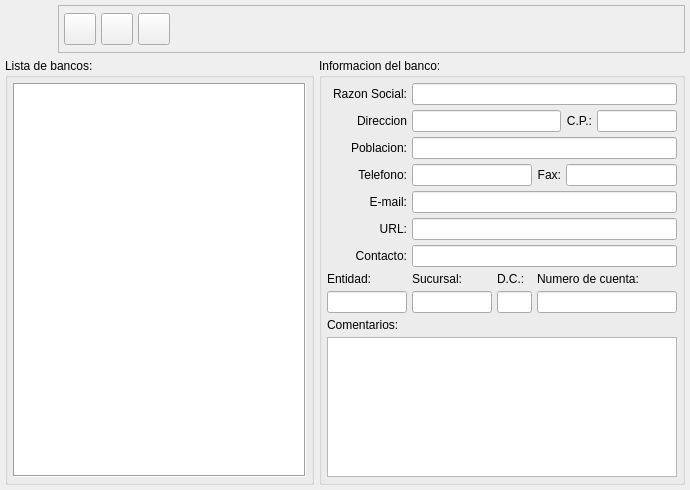
eboladev/Bulmages-1, file bulmages/bulmafact/plugins/pluginbf_banco/bancobase.ui: the form before one commit.
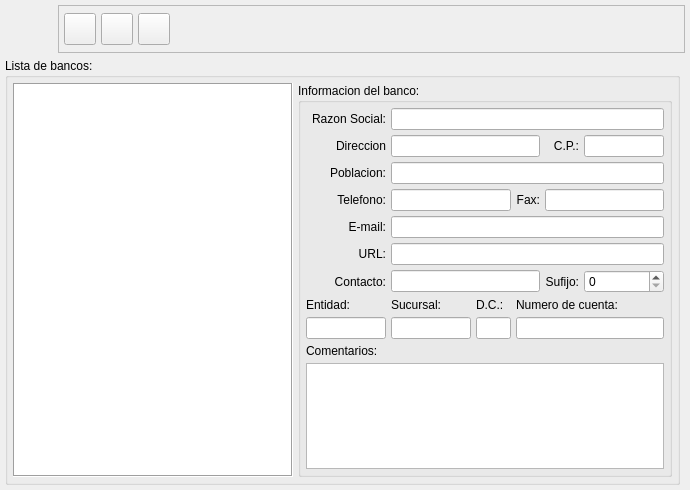
The form after the commit. Icons and pictures are not drawn.

```diff
--- a/bulmages/bulmafact/plugins/pluginbf_banco/bancobase.ui
+++ b/bulmages/bulmafact/plugins/pluginbf_banco/bancobase.ui
@@ -24,340 +24,12 @@
    <property name="spacing" >
     <number>5</number>
    </property>
-   <item row="1" column="1" >
-    <widget class="QGroupBox" name="groupBox1" >
-     <property name="sizePolicy" >
-      <sizepolicy vsizetype="Expanding" hsizetype="Expanding" >
-       <horstretch>0</horstretch>
-       <verstretch>0</verstretch>
-      </sizepolicy>
-     </property>
-     <property name="title" >
-      <string>Informacion del banco:</string>
-     </property>
-     <layout class="QGridLayout" >
-      <property name="margin" >
-       <number>5</number>
-      </property>
-      <property name="spacing" >
-       <number>5</number>
-      </property>
-      <item row="7" column="2" >
-       <widget class="QLabel" name="label_20" >
-        <property name="text" >
-         <string>D.C.:</string>
-        </property>
-        <property name="buddy" >
-         <cstring>mui_dcbanco</cstring>
-        </property>
-       </widget>
-      </item>
-      <item row="7" column="3" colspan="3" >
-       <widget class="QLabel" name="label_21" >
-        <property name="text" >
-         <string>Numero de cuenta:</string>
-        </property>
-        <property name="buddy" >
-         <cstring>mui_numcuentabanco</cstring>
-        </property>
-       </widget>
-      </item>
-      <item row="0" column="1" colspan="5" >
-       <widget class="QLineEdit" name="mui_nombanco" >
-        <property name="maxLength" >
-         <number>50</number>
-        </property>
-       </widget>
-      </item>
-      <item row="1" column="5" >
-       <widget class="QLineEdit" name="mui_cpbanco" >
-        <property name="sizePolicy" >
-         <sizepolicy vsizetype="Fixed" hsizetype="Preferred" >
-          <horstretch>0</horstretch>
-          <verstretch>0</verstretch>
-         </sizepolicy>
-        </property>
-        <property name="maximumSize" >
-         <size>
-          <width>80</width>
-          <height>16777215</height>
-         </size>
-        </property>
-        <property name="maxLength" >
-         <number>20</number>
-        </property>
-       </widget>
-      </item>
-      <item row="3" column="3" >
-       <widget class="QLabel" name="label_14" >
-        <property name="text" >
-         <string>Fax:</string>
-        </property>
-        <property name="alignment" >
-         <set>Qt::AlignRight|Qt::AlignTrailing|Qt::AlignVCenter</set>
-        </property>
-        <property name="buddy" >
-         <cstring>mui_faxbanco</cstring>
-        </property>
-       </widget>
-      </item>
-      <item row="3" column="4" colspan="2" >
-       <widget class="QLineEdit" name="mui_faxbanco" >
-        <property name="enabled" >
-         <bool>true</bool>
-        </property>
-        <property name="maxLength" >
-         <number>20</number>
-        </property>
-       </widget>
-      </item>
-      <item row="8" column="3" colspan="3" >
-       <widget class="QLineEdit" name="mui_numcuentabanco" >
-        <property name="maxLength" >
-         <number>10</number>
-        </property>
-       </widget>
-      </item>
-      <item row="8" column="2" >
-       <widget class="QLineEdit" name="mui_dcbanco" >
-        <property name="maximumSize" >
-         <size>
-          <width>35</width>
-          <height>16777215</height>
-         </size>
-        </property>
-        <property name="maxLength" >
-         <number>2</number>
-        </property>
-       </widget>
-      </item>
-      <item row="8" column="1" >
-       <widget class="QLineEdit" name="mui_codagenciabanco" >
-        <property name="maximumSize" >
-         <size>
-          <width>80</width>
-          <height>16777215</height>
-         </size>
-        </property>
-        <property name="maxLength" >
-         <number>4</number>
-        </property>
-       </widget>
-      </item>
-      <item row="8" column="0" >
-       <widget class="QLineEdit" name="mui_codentidadbanco" >
-        <property name="maximumSize" >
-         <size>
-          <width>80</width>
-          <height>16777215</height>
-         </size>
-        </property>
-        <property name="maxLength" >
-         <number>4</number>
-        </property>
-       </widget>
-      </item>
-      <item row="10" column="0" colspan="6" >
-       <widget class="QTextEdit" name="mui_comentbanco" >
-        <property name="html" >
-         <string>&lt;!DOCTYPE HTML PUBLIC "-//W3C//DTD HTML 4.0//EN" "http://www.w3.org/TR/REC-html40/strict.dtd">
-&lt;html>&lt;head>&lt;meta name="qrichtext" content="1" />&lt;style type="text/css">
-p, li { white-space: pre-wrap; }
-&lt;/style>&lt;/head>&lt;body style=" font-family:'DejaVu Sans'; font-size:9pt; font-weight:400; font-style:normal;">
-&lt;p style="-qt-paragraph-type:empty; margin-top:0px; margin-bottom:0px; margin-left:0px; margin-right:0px; -qt-block-indent:0; text-indent:0px; font-family:'Sans Serif';">&lt;/p>&lt;/body>&lt;/html></string>
-        </property>
-       </widget>
-      </item>
-      <item row="0" column="0" >
-       <widget class="QLabel" name="label_1" >
-        <property name="text" >
-         <string>Razon Social:</string>
-        </property>
-        <property name="alignment" >
-         <set>Qt::AlignRight|Qt::AlignTrailing|Qt::AlignVCenter</set>
-        </property>
-        <property name="buddy" >
-         <cstring>mui_nombanco</cstring>
-        </property>
-       </widget>
-      </item>
-      <item row="1" column="1" colspan="3" >
-       <widget class="QLineEdit" name="mui_dirbanco" >
-        <property name="maxLength" >
-         <number>150</number>
-        </property>
-       </widget>
-      </item>
-      <item row="2" column="1" colspan="5" >
-       <widget class="QLineEdit" name="mui_poblbanco" >
-        <property name="enabled" >
-         <bool>true</bool>
-        </property>
-        <property name="maxLength" >
-         <number>50</number>
-        </property>
-       </widget>
-      </item>
-      <item row="3" column="1" colspan="2" >
-       <widget class="QLineEdit" name="mui_telbanco" >
-        <property name="enabled" >
-         <bool>true</bool>
-        </property>
-        <property name="maxLength" >
-         <number>20</number>
-        </property>
-       </widget>
-      </item>
-      <item row="4" column="1" colspan="5" >
-       <widget class="QLineEdit" name="mui_emailbanco" >
-        <property name="enabled" >
-         <bool>true</bool>
-        </property>
-        <property name="maxLength" >
-         <number>100</number>
-        </property>
-       </widget>
-      </item>
-      <item row="5" column="1" colspan="5" >
-       <widget class="QLineEdit" name="mui_webbanco" >
-        <property name="maxLength" >
-         <number>100</number>
-        </property>
-       </widget>
-      </item>
-      <item row="6" column="1" colspan="5" >
-       <widget class="QLineEdit" name="mui_contactobanco" />
-      </item>
-      <item row="6" column="0" >
-       <widget class="QLabel" name="label_17" >
-        <property name="text" >
-         <string>Contacto:</string>
-        </property>
-        <property name="alignment" >
-         <set>Qt::AlignRight|Qt::AlignTrailing|Qt::AlignVCenter</set>
-        </property>
-        <property name="buddy" >
-         <cstring>mui_contactobanco</cstring>
-        </property>
-       </widget>
-      </item>
-      <item row="5" column="0" >
-       <widget class="QLabel" name="label_16" >
-        <property name="text" >
-         <string>URL:</string>
-        </property>
-        <property name="alignment" >
-         <set>Qt::AlignRight|Qt::AlignTrailing|Qt::AlignVCenter</set>
-        </property>
-        <property name="buddy" >
-         <cstring>mui_webbanco</cstring>
-        </property>
-       </widget>
-      </item>
-      <item row="4" column="0" >
-       <widget class="QLabel" name="label_15" >
-        <property name="text" >
-         <string>E-mail:</string>
-        </property>
-        <property name="alignment" >
-         <set>Qt::AlignRight|Qt::AlignTrailing|Qt::AlignVCenter</set>
-        </property>
-        <property name="buddy" >
-         <cstring>mui_emailbanco</cstring>
-        </property>
-       </widget>
-      </item>
-      <item row="3" column="0" >
-       <widget class="QLabel" name="label_13" >
-        <property name="text" >
-         <string>Telefono:</string>
-        </property>
-        <property name="alignment" >
-         <set>Qt::AlignRight|Qt::AlignTrailing|Qt::AlignVCenter</set>
-        </property>
-        <property name="buddy" >
-         <cstring>mui_telbanco</cstring>
-        </property>
-       </widget>
-      </item>
-      <item row="2" column="0" >
-       <widget class="QLabel" name="label_12" >
-        <property name="text" >
-         <string>Poblacion:</string>
-        </property>
-        <property name="alignment" >
-         <set>Qt::AlignRight|Qt::AlignTrailing|Qt::AlignVCenter</set>
-        </property>
-        <property name="buddy" >
-         <cstring>mui_poblbanco</cstring>
-        </property>
-       </widget>
-      </item>
-      <item row="1" column="0" >
-       <widget class="QLabel" name="label_11" >
-        <property name="text" >
-         <string>Direccion</string>
-        </property>
-        <property name="alignment" >
-         <set>Qt::AlignRight|Qt::AlignTrailing|Qt::AlignVCenter</set>
-        </property>
-        <property name="buddy" >
-         <cstring>mui_dirbanco</cstring>
-        </property>
-       </widget>
-      </item>
-      <item row="9" column="0" colspan="6" >
-       <widget class="QLabel" name="label_22" >
-        <property name="text" >
-         <string>Comentarios:</string>
-        </property>
-        <property name="buddy" >
-         <cstring>mui_codentidadbanco</cstring>
-        </property>
-       </widget>
-      </item>
-      <item row="7" column="0" >
-       <widget class="QLabel" name="label_18" >
-        <property name="text" >
-         <string>Entidad:</string>
-        </property>
-        <property name="buddy" >
-         <cstring>mui_codentidadbanco</cstring>
-        </property>
-       </widget>
-      </item>
-      <item row="7" column="1" >
-       <widget class="QLabel" name="label_19" >
-        <property name="text" >
-         <string>Sucursal:</string>
-        </property>
-        <property name="buddy" >
-         <cstring>mui_codagenciabanco</cstring>
-        </property>
-       </widget>
-      </item>
-      <item row="1" column="4" >
-       <widget class="QLabel" name="label_10" >
-        <property name="text" >
-         <string>C.P.:</string>
-        </property>
-        <property name="alignment" >
-         <set>Qt::AlignRight|Qt::AlignTrailing|Qt::AlignVCenter</set>
-        </property>
-        <property name="buddy" >
-         <cstring>mui_cpbanco</cstring>
-        </property>
-       </widget>
-      </item>
-     </layout>
-    </widget>
-   </item>
-   <item row="0" column="0" colspan="2" >
-    <layout class="QHBoxLayout" >
-     <property name="spacing" >
+   <item row="0" column="0" colspan="2">
+    <layout class="QHBoxLayout">
+     <property name="spacing">
       <number>5</number>
      </property>
-     <property name="margin" >
+     <property name="margin">
       <number>0</number>
      </property>
      <item>
@@ -534,16 +206,16 @@
      <property name="title" >
       <string>Lista de bancos:</string>
      </property>
-     <layout class="QGridLayout" >
-      <property name="margin" >
+     <layout class="QGridLayout">
+      <property name="margin">
        <number>5</number>
       </property>
       <property name="spacing" >
        <number>5</number>
       </property>
-      <item row="0" column="0" >
-       <widget class="QListWidget" name="mui_lista" >
-        <property name="frameShape" >
+      <item row="0" column="0">
+       <widget class="QListWidget" name="mui_lista">
+        <property name="frameShape">
          <enum>QFrame::Box</enum>
         </property>
         <property name="lineWidth" >
@@ -551,12 +223,372 @@
         </property>
        </widget>
       </item>
+      <item row="0" column="1">
+       <widget class="QGroupBox" name="groupBox1">
+        <property name="sizePolicy">
+         <sizepolicy hsizetype="Expanding" vsizetype="Expanding">
+          <horstretch>0</horstretch>
+          <verstretch>0</verstretch>
+         </sizepolicy>
+        </property>
+        <property name="title">
+         <string>Informacion del banco:</string>
+        </property>
+        <layout class="QGridLayout">
+         <property name="margin">
+          <number>5</number>
+         </property>
+         <property name="spacing">
+          <number>5</number>
+         </property>
+         <item row="10" column="2">
+          <widget class="QLabel" name="label_20">
+           <property name="text">
+            <string>D.C.:</string>
+           </property>
+           <property name="buddy">
+            <cstring>mui_dcbanco</cstring>
+           </property>
+          </widget>
+         </item>
+         <item row="10" column="3" colspan="3">
+          <widget class="QLabel" name="label_21">
+           <property name="text">
+            <string>Numero de cuenta:</string>
+           </property>
+           <property name="buddy">
+            <cstring>mui_numcuentabanco</cstring>
+           </property>
+          </widget>
+         </item>
+         <item row="0" column="1" colspan="5">
+          <widget class="QLineEdit" name="mui_nombanco">
+           <property name="maxLength">
+            <number>50</number>
+           </property>
+          </widget>
+         </item>
+         <item row="1" column="5">
+          <widget class="QLineEdit" name="mui_cpbanco">
+           <property name="sizePolicy">
+            <sizepolicy hsizetype="Preferred" vsizetype="Fixed">
+             <horstretch>0</horstretch>
+             <verstretch>0</verstretch>
+            </sizepolicy>
+           </property>
+           <property name="maximumSize">
+            <size>
+             <width>80</width>
+             <height>16777215</height>
+            </size>
+           </property>
+           <property name="maxLength">
+            <number>20</number>
+           </property>
+          </widget>
+         </item>
+         <item row="3" column="3">
+          <widget class="QLabel" name="label_14">
+           <property name="text">
+            <string>Fax:</string>
+           </property>
+           <property name="alignment">
+            <set>Qt::AlignRight|Qt::AlignTrailing|Qt::AlignVCenter</set>
+           </property>
+           <property name="buddy">
+            <cstring>mui_faxbanco</cstring>
+           </property>
+          </widget>
+         </item>
+         <item row="3" column="4" colspan="2">
+          <widget class="QLineEdit" name="mui_faxbanco">
+           <property name="enabled">
+            <bool>true</bool>
+           </property>
+           <property name="maxLength">
+            <number>20</number>
+           </property>
+          </widget>
+         </item>
+         <item row="11" column="3" colspan="3">
+          <widget class="QLineEdit" name="mui_numcuentabanco">
+           <property name="maxLength">
+            <number>10</number>
+           </property>
+          </widget>
+         </item>
+         <item row="11" column="2">
+          <widget class="QLineEdit" name="mui_dcbanco">
+           <property name="maximumSize">
+            <size>
+             <width>35</width>
+             <height>16777215</height>
+            </size>
+           </property>
+           <property name="maxLength">
+            <number>2</number>
+           </property>
+          </widget>
+         </item>
+         <item row="11" column="1">
+          <widget class="QLineEdit" name="mui_codagenciabanco">
+           <property name="maximumSize">
+            <size>
+             <width>80</width>
+             <height>16777215</height>
+            </size>
+           </property>
+           <property name="maxLength">
+            <number>4</number>
+           </property>
+          </widget>
+         </item>
+         <item row="11" column="0">
+          <widget class="QLineEdit" name="mui_codentidadbanco">
+           <property name="maximumSize">
+            <size>
+             <width>80</width>
+             <height>16777215</height>
+            </size>
+           </property>
+           <property name="maxLength">
+            <number>4</number>
+           </property>
+          </widget>
+         </item>
+         <item row="13" column="0" colspan="6">
+          <widget class="QTextEdit" name="mui_comentbanco">
+           <property name="html">
+            <string>&lt;!DOCTYPE HTML PUBLIC &quot;-//W3C//DTD HTML 4.0//EN&quot; &quot;http://www.w3.org/TR/REC-html40/strict.dtd&quot;&gt;
+&lt;html&gt;&lt;head&gt;&lt;meta name=&quot;qrichtext&quot; content=&quot;1&quot; /&gt;&lt;style type=&quot;text/css&quot;&gt;
+p, li { white-space: pre-wrap; }
+&lt;/style&gt;&lt;/head&gt;&lt;body style=&quot; font-family:'Sans'; font-size:10pt; font-weight:400; font-style:normal;&quot;&gt;
+&lt;p style=&quot;-qt-paragraph-type:empty; margin-top:0px; margin-bottom:0px; margin-left:0px; margin-right:0px; -qt-block-indent:0; text-indent:0px; font-family:'Sans Serif'; font-size:9pt;&quot;&gt;&lt;/p&gt;&lt;/body&gt;&lt;/html&gt;</string>
+           </property>
+          </widget>
+         </item>
+         <item row="0" column="0">
+          <widget class="QLabel" name="label_1">
+           <property name="text">
+            <string>Razon Social:</string>
+           </property>
+           <property name="alignment">
+            <set>Qt::AlignRight|Qt::AlignTrailing|Qt::AlignVCenter</set>
+           </property>
+           <property name="buddy">
+            <cstring>mui_nombanco</cstring>
+           </property>
+          </widget>
+         </item>
+         <item row="1" column="1" colspan="3">
+          <widget class="QLineEdit" name="mui_dirbanco">
+           <property name="maxLength">
+            <number>150</number>
+           </property>
+          </widget>
+         </item>
+         <item row="2" column="1" colspan="5">
+          <widget class="QLineEdit" name="mui_poblbanco">
+           <property name="enabled">
+            <bool>true</bool>
+           </property>
+           <property name="maxLength">
+            <number>50</number>
+           </property>
+          </widget>
+         </item>
+         <item row="3" column="1" colspan="2">
+          <widget class="QLineEdit" name="mui_telbanco">
+           <property name="enabled">
+            <bool>true</bool>
+           </property>
+           <property name="maxLength">
+            <number>20</number>
+           </property>
+          </widget>
+         </item>
+         <item row="4" column="1" colspan="5">
+          <widget class="QLineEdit" name="mui_emailbanco">
+           <property name="enabled">
+            <bool>true</bool>
+           </property>
+           <property name="maxLength">
+            <number>100</number>
+           </property>
+          </widget>
+         </item>
+         <item row="5" column="1" colspan="5">
+          <widget class="QLineEdit" name="mui_webbanco">
+           <property name="maxLength">
+            <number>100</number>
+           </property>
+          </widget>
+         </item>
+         <item row="6" column="1" colspan="3">
+          <widget class="QLineEdit" name="mui_contactobanco"/>
+         </item>
+         <item row="6" column="0">
+          <widget class="QLabel" name="label_17">
+           <property name="text">
+            <string>Contacto:</string>
+           </property>
+           <property name="alignment">
+            <set>Qt::AlignRight|Qt::AlignTrailing|Qt::AlignVCenter</set>
+           </property>
+           <property name="buddy">
+            <cstring>mui_contactobanco</cstring>
+           </property>
+          </widget>
+         </item>
+         <item row="5" column="0">
+          <widget class="QLabel" name="label_16">
+           <property name="text">
+            <string>URL:</string>
+           </property>
+           <property name="alignment">
+            <set>Qt::AlignRight|Qt::AlignTrailing|Qt::AlignVCenter</set>
+           </property>
+           <property name="buddy">
+            <cstring>mui_webbanco</cstring>
+           </property>
+          </widget>
+         </item>
+         <item row="4" column="0">
+          <widget class="QLabel" name="label_15">
+           <property name="text">
+            <string>E-mail:</string>
+           </property>
+           <property name="alignment">
+            <set>Qt::AlignRight|Qt::AlignTrailing|Qt::AlignVCenter</set>
+           </property>
+           <property name="buddy">
+            <cstring>mui_emailbanco</cstring>
+           </property>
+          </widget>
+         </item>
+         <item row="3" column="0">
+          <widget class="QLabel" name="label_13">
+           <property name="text">
+            <string>Telefono:</string>
+           </property>
+           <property name="alignment">
+            <set>Qt::AlignRight|Qt::AlignTrailing|Qt::AlignVCenter</set>
+           </property>
+           <property name="buddy">
+            <cstring>mui_telbanco</cstring>
+           </property>
+          </widget>
+         </item>
+         <item row="2" column="0">
+          <widget class="QLabel" name="label_12">
+           <property name="text">
+            <string>Poblacion:</string>
+           </property>
+           <property name="alignment">
+            <set>Qt::AlignRight|Qt::AlignTrailing|Qt::AlignVCenter</set>
+           </property>
+           <property name="buddy">
+            <cstring>mui_poblbanco</cstring>
+           </property>
+          </widget>
+         </item>
+         <item row="1" column="0">
+          <widget class="QLabel" name="label_11">
+           <property name="text">
+            <string>Direccion</string>
+           </property>
+           <property name="alignment">
+            <set>Qt::AlignRight|Qt::AlignTrailing|Qt::AlignVCenter</set>
+           </property>
+           <property name="buddy">
+            <cstring>mui_dirbanco</cstring>
+           </property>
+          </widget>
+         </item>
+         <item row="12" column="0" colspan="6">
+          <widget class="QLabel" name="label_22">
+           <property name="text">
+            <string>Comentarios:</string>
+           </property>
+           <property name="buddy">
+            <cstring>mui_codentidadbanco</cstring>
+           </property>
+          </widget>
+         </item>
+         <item row="10" column="0">
+          <widget class="QLabel" name="label_18">
+           <property name="text">
+            <string>Entidad:</string>
+           </property>
+           <property name="buddy">
+            <cstring>mui_codentidadbanco</cstring>
+           </property>
+          </widget>
+         </item>
+         <item row="10" column="1">
+          <widget class="QLabel" name="label_19">
+           <property name="text">
+            <string>Sucursal:</string>
+           </property>
+           <property name="buddy">
+            <cstring>mui_codagenciabanco</cstring>
+           </property>
+          </widget>
+         </item>
+         <item row="1" column="4">
+          <widget class="QLabel" name="label_10">
+           <property name="text">
+            <string>C.P.:</string>
+           </property>
+           <property name="alignment">
+            <set>Qt::AlignRight|Qt::AlignTrailing|Qt::AlignVCenter</set>
+           </property>
+           <property name="buddy">
+            <cstring>mui_cpbanco</cstring>
+           </property>
+          </widget>
+         </item>
+         <item row="6" column="4">
+          <widget class="QLabel" name="label">
+           <property name="sizePolicy">
+            <sizepolicy hsizetype="Minimum" vsizetype="Preferred">
+             <horstretch>0</horstretch>
+             <verstretch>0</verstretch>
+            </sizepolicy>
+           </property>
+           <property name="text">
+            <string>Sufijo:</string>
+           </property>
+           <property name="alignment">
+            <set>Qt::AlignRight|Qt::AlignTrailing|Qt::AlignVCenter</set>
+           </property>
+           <property name="buddy">
+            <cstring>mui_sufijobanco</cstring>
+           </property>
+          </widget>
+         </item>
+         <item row="6" column="5">
+          <widget class="QSpinBox" name="mui_sufijobanco">
+           <property name="sizePolicy">
+            <sizepolicy hsizetype="Minimum" vsizetype="Preferred">
+             <horstretch>0</horstretch>
+             <verstretch>0</verstretch>
+            </sizepolicy>
+           </property>
+           <property name="maximum">
+            <number>999</number>
+           </property>
+          </widget>
+         </item>
+        </layout>
+       </widget>
+      </item>
      </layout>
     </widget>
    </item>
   </layout>
  </widget>
- <layoutdefault spacing="2" margin="2" />
+ <layoutdefault spacing="2" margin="2"/>
  <tabstops>
   <tabstop>mui_nombanco</tabstop>
   <tabstop>mui_dirbanco</tabstop>
```
Left out of the diff: 120 changed lines with no effect on the pictures.
